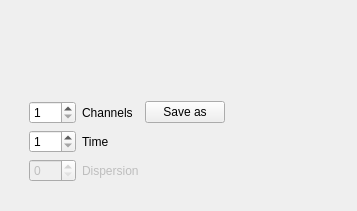
Qt form src/spectre.ui (vtyulb/BSA-Analytics) before a commit.
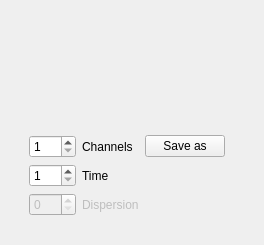
The same form after that commit. Custom widgets are drawn as their Qt base class.

```diff
--- a/src/spectre.ui
+++ b/src/spectre.ui
@@ -6,8 +6,8 @@
    <rect>
     <x>0</x>
     <y>0</y>
-    <width>357</width>
-    <height>211</height>
+    <width>264</width>
+    <height>238</height>
    </rect>
   </property>
   <property name="windowTitle">
@@ -15,7 +15,14 @@
   </property>
   <layout class="QVBoxLayout" name="verticalLayout">
    <item>
-    <widget class="NativeSpectreDrawer" name="drawer" native="true"/>
+    <widget class="NativeSpectreDrawer" name="drawer" native="true">
+     <property name="minimumSize">
+      <size>
+       <width>200</width>
+       <height>100</height>
+      </size>
+     </property>
+    </widget>
    </item>
    <item>
     <widget class="QWidget" name="widget" native="true">
```
